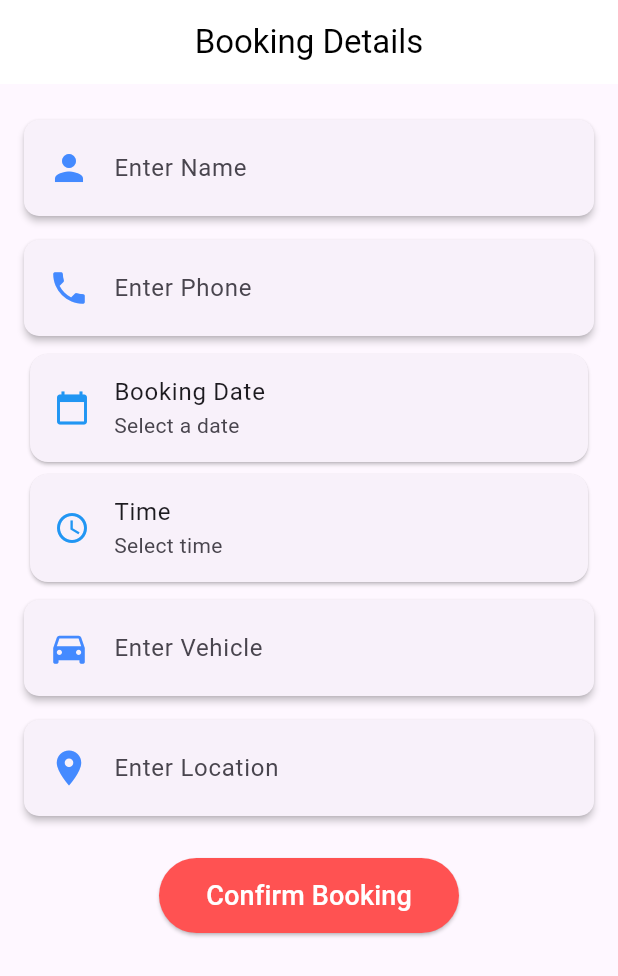
After one commit to hanphong2977/booknest_app, a Flutter app: the BookingDetailsPage screen opened directly, on a phone screen of 412 x 824 dp. The commit adds this screen. Shown: the top 976 px of the screen. Run offline on Flutter 3.47's test engine with Material 3 defaults, Android fonts, the light colour scheme and no system bars; network calls fail.

Commit message:
Khoi-Bookingdetails -16/12/2024

```diff
--- a/lib/main.dart
+++ b/lib/main.dart
@@ -1,5 +1,6 @@
 import 'package:booknest_app/view/view_page.dart';
 import 'package:flutter/material.dart';
+
 
 void main() {
   runApp(const MyApp());
--- /dev/null
+++ b/lib/view/booking_details_app.dart
@@ -0,0 +1,188 @@
+import 'package:flutter/material.dart';
+import 'package:flutter/services.dart';
+
+
+class BookingDetailsApp extends StatelessWidget {
+  const BookingDetailsApp({super.key});
+
+  @override
+  Widget build(BuildContext context) {
+    return MaterialApp(
+      debugShowCheckedModeBanner: false,
+      home: BookingDetailsPage(),
+    );
+  }
+}
+
+class BookingDetailsPage extends StatefulWidget {
+  const BookingDetailsPage({super.key});
+
+  @override
+  State<BookingDetailsPage> createState() => _BookingDetailsPageState();
+}
+
+class _BookingDetailsPageState extends State<BookingDetailsPage> {
+  // Controllers
+  final TextEditingController nameController = TextEditingController();
+  final TextEditingController phoneController = TextEditingController();
+  final TextEditingController vehicleController = TextEditingController();
+  final TextEditingController timeController = TextEditingController();
+  final TextEditingController locationController = TextEditingController();
+
+  DateTime? _selectedDate;
+  TimeOfDay? _selectedTime;
+
+  // Chọn ngày
+  Future<void> _pickDate() async {
+    final pickedDate = await showDatePicker(
+      context: context,
+      initialDate: DateTime.now(),
+      firstDate: DateTime(2000),
+      lastDate: DateTime(2100),
+    );
+    if (pickedDate != null) {
+      setState(() => _selectedDate = pickedDate);
+    }
+  }
+
+  // Chọn thời gian
+  Future<void> _pickTime() async {
+    final pickedTime = await showTimePicker(
+      context: context,
+      initialTime: TimeOfDay.now(),
+    );
+    if (pickedTime != null) {
+      setState(() => _selectedTime = pickedTime);
+      timeController.text = pickedTime.format(context);
+    }
+  }
+
+  @override
+  Widget build(BuildContext context) {
+    return Scaffold(
+      appBar: AppBar(
+        title: const Text('Booking Details'),
+        backgroundColor: Colors.white,
+        foregroundColor: Colors.black,
+        centerTitle: true,
+      ),
+      body: SingleChildScrollView(
+        child: Padding(
+          padding: const EdgeInsets.all(16.0),
+          child: Column(
+            children: [
+              BookingInputCard(
+                icon: Icons.person,
+                title: 'Name',
+                controller: nameController,
+              ),
+              BookingInputCard(
+                icon: Icons.phone,
+                title: 'Phone',
+                controller: phoneController,
+                inputFormatters: [FilteringTextInputFormatter.digitsOnly],
+                keyboardType: TextInputType.phone,
+              ),
+              Card(
+                child: ListTile(
+                  leading: const Icon(Icons.calendar_today, color: Colors.blue),
+                  title: const Text('Booking Date'),
+                  subtitle: Text(
+                    _selectedDate == null
+                        ? 'Select a date'
+                        : "${_selectedDate!.day}/${_selectedDate!.month}/${_selectedDate!.year}",
+                  ),
+                  onTap: _pickDate,
+                ),
+              ),
+              Card(
+                child: ListTile(
+                  leading: const Icon(Icons.access_time, color: Colors.blue),
+                  title: const Text('Time'),
+                  subtitle: Text(timeController.text.isEmpty
+                      ? 'Select time'
+                      : timeController.text),
+                  onTap: _pickTime,
+                ),
+              ),
+              BookingInputCard(
+                icon: Icons.directions_car,
+                title: 'Vehicle',
+                controller: vehicleController,
+                inputFormatters: [
+                  FilteringTextInputFormatter.allow(RegExp(r'[a-zA-Z\s]')),
+                ],
+                keyboardType: TextInputType.text,
+              ),
+              BookingInputCard(
+                icon: Icons.location_on,
+                title: 'Location',
+                controller: locationController,
+              ),
+              const SizedBox(height: 20),
+              ElevatedButton(
+                style: ElevatedButton.styleFrom(
+                  backgroundColor: Colors.redAccent,
+                  minimumSize: const Size(200, 50),
+                ),
+                onPressed: () {
+                  // Debug output
+                  print('Name: ${nameController.text}');
+                  print('Phone: ${phoneController.text}');
+                  print('Vehicle: ${vehicleController.text}');
+                  print('Date: $_selectedDate');
+                  print('Time: $_selectedTime');
+                  print('Location: ${locationController.text}');
+                },
+                child: const Text(
+                  'Confirm Booking',
+                  style: TextStyle(fontSize: 18, color: Colors.white),
+                ),
+              ),
+            ],
+          ),
+        ),
+      ),
+    );
+  }
+}
+
+class BookingInputCard extends StatelessWidget {
+  final IconData icon;
+  final String title;
+  final TextEditingController controller;
+  final List<TextInputFormatter>? inputFormatters;
+  final TextInputType? keyboardType;
+
+  const BookingInputCard({
+    super.key,
+    required this.icon,
+    required this.title,
+    required this.controller,
+    this.inputFormatters,
+    this.keyboardType,
+  });
+
+  @override
+  Widget build(BuildContext context) {
+    return Card(
+      shape: RoundedRectangleBorder(
+        borderRadius: BorderRadius.circular(10),
+      ),
+      elevation: 2,
+      margin: const EdgeInsets.symmetric(vertical: 8),
+      child: ListTile(
+        leading: Icon(icon, size: 28, color: Colors.blueAccent),
+        title: TextField(
+          controller: controller,
+          decoration: InputDecoration(
+            hintText: "Enter $title",
+            border: InputBorder.none,
+          ),
+          inputFormatters: inputFormatters,
+          keyboardType: keyboardType,
+        ),
+      ),
+    );
+  }
+}
```
